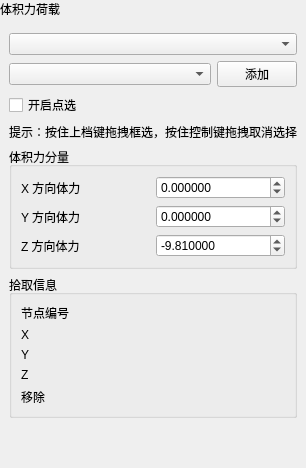
Before: the Qt Designer form plugins/Base_PhysicalField/BodyForcePage.ui in asd977/base_cae, drawn with Qt 5.
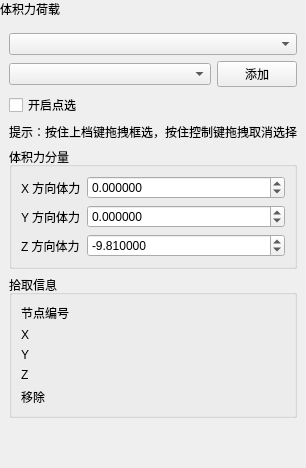
After: the same form once the commit is applied. Custom widgets are drawn as their Qt base class.

```diff
--- a/plugins/Base_PhysicalField/BodyForcePage.ui
+++ b/plugins/Base_PhysicalField/BodyForcePage.ui
@@ -160,10 +160,19 @@
          </item>
          <item row="1" column="0">
           <widget class="QLabel" name="labelFby">
+ <property name="sizePolicy">
+  <sizepolicy hsizetype="Fixed" vsizetype="Preferred">
+   <horstretch>0</horstretch>
+   <verstretch>0</verstretch>
+  </sizepolicy>
+ </property>
            <property name="text">
             <string>Y 方向体力</string>
            </property>
-          </widget>
+           <property name="wordWrap">
+  <bool>false</bool>
+ </property>
+</widget>
          </item>
          <item row="1" column="1">
           <widget class="QDoubleSpinBox" name="spinFby">
@@ -186,17 +195,35 @@
          </item>
          <item row="0" column="0">
           <widget class="QLabel" name="labelFbx">
+ <property name="sizePolicy">
+  <sizepolicy hsizetype="Fixed" vsizetype="Preferred">
+   <horstretch>0</horstretch>
+   <verstretch>0</verstretch>
+  </sizepolicy>
+ </property>
            <property name="text">
             <string>X 方向体力</string>
            </property>
-          </widget>
+           <property name="wordWrap">
+  <bool>false</bool>
+ </property>
+</widget>
          </item>
          <item row="2" column="0">
           <widget class="QLabel" name="labelFbz">
+ <property name="sizePolicy">
+  <sizepolicy hsizetype="Fixed" vsizetype="Preferred">
+   <horstretch>0</horstretch>
+   <verstretch>0</verstretch>
+  </sizepolicy>
+ </property>
            <property name="text">
             <string>Z 方向体力</string>
            </property>
-          </widget>
+           <property name="wordWrap">
+  <bool>false</bool>
+ </property>
+</widget>
          </item>
          <property name="leftMargin">
           <number>9</number>
@@ -221,10 +248,19 @@
         <layout class="QGridLayout" name="gridLayoutPick">
          <item row="0" column="0">
           <widget class="QLabel" name="labelNodeId">
+ <property name="sizePolicy">
+  <sizepolicy hsizetype="Fixed" vsizetype="Preferred">
+   <horstretch>0</horstretch>
+   <verstretch>0</verstretch>
+  </sizepolicy>
+ </property>
            <property name="text">
             <string>节点编号</string>
            </property>
-          </widget>
+           <property name="wordWrap">
+  <bool>false</bool>
+ </property>
+</widget>
          </item>
          <item row="0" column="1">
           <widget class="QLabel" name="labelNodeIdValue">
@@ -235,10 +271,19 @@
          </item>
          <item row="1" column="0">
           <widget class="QLabel" name="labelX">
+ <property name="sizePolicy">
+  <sizepolicy hsizetype="Fixed" vsizetype="Preferred">
+   <horstretch>0</horstretch>
+   <verstretch>0</verstretch>
+  </sizepolicy>
+ </property>
            <property name="text">
             <string>X</string>
            </property>
-          </widget>
+           <property name="wordWrap">
+  <bool>false</bool>
+ </property>
+</widget>
          </item>
          <item row="1" column="1">
           <widget class="QLabel" name="labelXValue">
@@ -249,10 +294,19 @@
          </item>
          <item row="2" column="0">
           <widget class="QLabel" name="labelY">
+ <property name="sizePolicy">
+  <sizepolicy hsizetype="Fixed" vsizetype="Preferred">
+   <horstretch>0</horstretch>
+   <verstretch>0</verstretch>
+  </sizepolicy>
+ </property>
            <property name="text">
             <string>Y</string>
            </property>
-          </widget>
+           <property name="wordWrap">
+  <bool>false</bool>
+ </property>
+</widget>
          </item>
          <item row="2" column="1">
           <widget class="QLabel" name="labelYValue">
@@ -263,10 +317,19 @@
          </item>
          <item row="3" column="0">
           <widget class="QLabel" name="labelZ">
+ <property name="sizePolicy">
+  <sizepolicy hsizetype="Fixed" vsizetype="Preferred">
+   <horstretch>0</horstretch>
+   <verstretch>0</verstretch>
+  </sizepolicy>
+ </property>
            <property name="text">
             <string>Z</string>
            </property>
-          </widget>
+           <property name="wordWrap">
+  <bool>false</bool>
+ </property>
+</widget>
          </item>
          <item row="3" column="1">
           <widget class="QLabel" name="labelZValue">
@@ -277,10 +340,19 @@
          </item>
          <item row="4" column="0">
           <widget class="QLabel" name="labelPrevOwner">
+ <property name="sizePolicy">
+  <sizepolicy hsizetype="Fixed" vsizetype="Preferred">
+   <horstretch>0</horstretch>
+   <verstretch>0</verstretch>
+  </sizepolicy>
+ </property>
            <property name="text">
             <string>移除</string>
            </property>
-          </widget>
+           <property name="wordWrap">
+  <bool>false</bool>
+ </property>
+</widget>
          </item>
          <item row="4" column="1">
           <widget class="QLabel" name="labelPrevOwnerValue">
```
